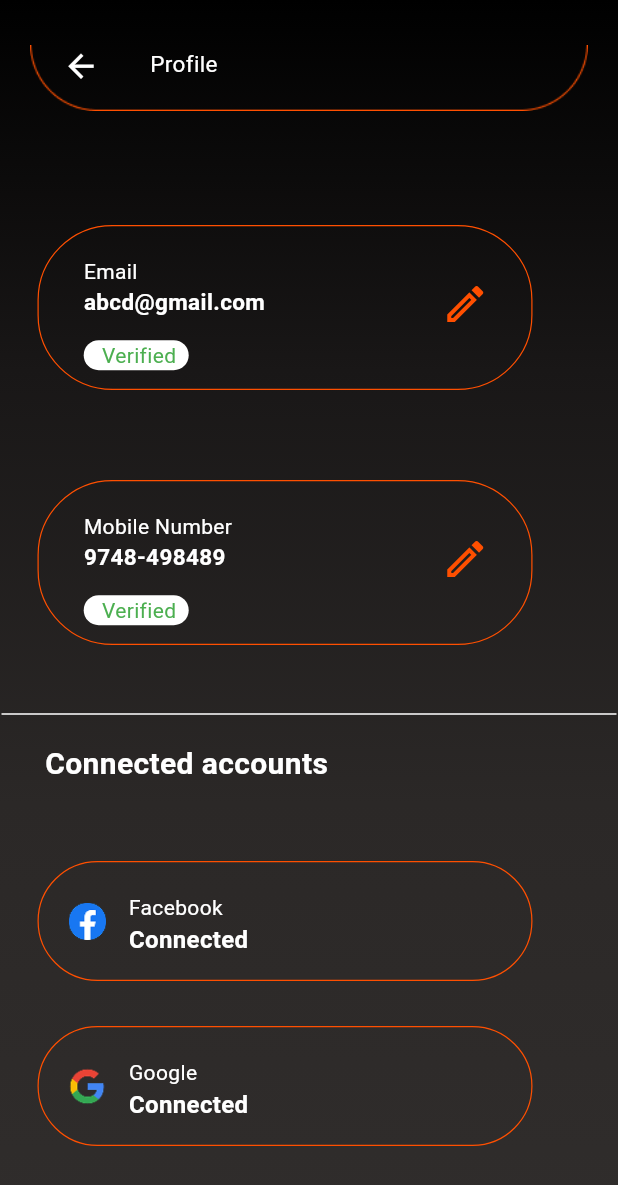
After one commit to AbdullahUsman07/Flutter-Internship, a Flutter app: the ProfilePage screen opened directly, on a phone screen of 412 x 824 dp. The commit adds this screen. Shown: the top 1185 px of the screen. Run offline on Flutter 3.47's test engine with Material 3 defaults, Android fonts, the phone set to English and light mode, and no system bars; our stand-ins replace google_fonts.

Commit message:
feat: Profile page added (user can navigate to its profile from the drawer view profile option)

```diff
--- a/day_3/lib/main.dart
+++ b/day_3/lib/main.dart
@@ -1,9 +1,4 @@
 
-
-
-
-
-import 'package:day_3/pages/home_page.dart';
 import 'package:day_3/pages/ladning_page.dart';
 import 'package:flutter/material.dart';
 
--- /dev/null
+++ b/day_3/lib/pages/profile_page.dart
@@ -0,0 +1,176 @@
+import 'package:day_3/widgets/theme_creator.dart';
+import 'package:flutter/material.dart';
+
+class ProfilePage extends StatelessWidget {
+  const ProfilePage({super.key});
+
+  @override
+  Widget build(BuildContext context) {
+    return Scaffold(
+      body: SingleChildScrollView(
+        child: SizedBox(
+          height: MediaQuery.of(context).size.height, // Give Stack a defined height
+          child: Stack(
+            children: [
+            themeCreator(context),
+            Positioned(
+              top: 30,
+              right: 20,
+              left: 20,
+              child: Image.asset(
+                'assets/vectors/rectangle.png',
+                fit: BoxFit.cover,
+              ),
+            ),
+            Positioned(
+              top: 20,
+              left: 30,
+              child: IconButton(
+                onPressed: () {
+                  Navigator.pop(context);
+                },
+                icon: Icon(Icons.arrow_back_sharp, color: Colors.white, size: 25),
+              ),
+            ),
+            Positioned(
+              top: 32,
+              left: 100,
+              child: Text(
+                'Profile',
+                style: TextStyle(fontSize: 15, color: Colors.white),
+              ),
+            ),
+            Positioned(
+              top: 150,
+              left: 25,
+              child: profileComponent('Email', 'abcd@gmail.com'),
+            ),
+            Positioned(
+              top: 320,
+              left: 25,
+              child: profileComponent('Mobile Number', '9748-498489')),
+              Positioned(
+                bottom: 340,
+                left: 1,
+                right: 1,
+                child: Divider(thickness: 1, color: Colors.white)),
+                Positioned(
+                  bottom: 300,
+                  left: 30,
+                  child: Text('Connected accounts', style: TextStyle(color: Colors.white, fontWeight: FontWeight.bold, fontSize: 20))),
+               Positioned(
+                bottom: 170,
+                left: 25,
+                child: profileComponent2('Facebook', 'Connected', 'assets/images/facebook_logo.png'),),
+               Positioned(
+                bottom: 60,
+                left: 25,
+                child: profileComponent2('Google', 'Connected', 'assets/images/google_logo.png'),),
+          ],
+        ), // Close Stack
+      ), // Close SizedBox
+      ), // Close SingleChildScrollView
+    ); // Close Scaffold
+  }
+
+  Container profileComponent(String name, String detail) {
+    return Container(
+            width: 330,
+            height: 110,
+            decoration: BoxDecoration(
+              color: Colors.transparent,
+              border: Border.all(
+                color: Color.fromRGBO(255, 79, 0, 1),
+                width: 0.8,
+              ),
+              borderRadius: BorderRadius.circular(50),
+            ),
+            child: Stack(
+              children: [
+                Positioned(
+                  top: 20,
+                  left:30,
+                  child: Column(
+                    mainAxisAlignment: MainAxisAlignment.start,
+                    crossAxisAlignment: CrossAxisAlignment.start,
+                    children: [
+                      Text(name, style: TextStyle(color: Colors.white,fontSize: 14)),
+                      Text(
+                        detail,
+                        style: TextStyle(
+                          color: Colors.white,
+                          fontWeight: FontWeight.bold,
+                          fontSize: 15,
+                        ),
+                      ),
+                      SizedBox(height: 15),
+                      Container(
+                        width: 70,
+                        height: 20,
+                        decoration: BoxDecoration(
+                          color: Colors.white,
+                          borderRadius: BorderRadius.circular(25),
+                        ),
+                        child: Center(
+                          child: Text(
+                            ' Verified',
+                            style: TextStyle(color: Colors.green),
+                          ),
+                        ),
+                      ),
+                    ],
+                  ),
+                ),
+                Positioned(
+                  top: 28,
+                  right: 20,
+                  child: IconButton(onPressed: (){}, icon: Icon(Icons.edit_outlined,color: Color.fromRGBO(255, 79, 0, 1), size: 32,)),),
+
+              ],
+            ),
+          );
+  }
+
+  Container profileComponent2(String name, String detail, String imageUrl) {
+    return Container(
+            width: 330,
+            height: 80,
+            decoration: BoxDecoration(
+              color: Colors.transparent,
+              border: Border.all(
+                color: Color.fromRGBO(255, 79, 0, 1),
+                width: 0.8,
+              ),
+              borderRadius: BorderRadius.circular(50),
+            ),
+            child: Stack(
+              children: [
+                Positioned(
+                  top: 20,
+                  left:60,
+                  child: Column(
+                    mainAxisAlignment: MainAxisAlignment.start,
+                    crossAxisAlignment: CrossAxisAlignment.start,
+                    children: [
+                      Text(name, style: TextStyle(color: Colors.white)),
+                      Text(
+                        detail,
+                        style: TextStyle(
+                          color: Colors.white,
+                          fontWeight: FontWeight.bold,
+                          fontSize: 16
+                        ),
+                      ),
+                    ],
+                  ),
+                ),
+               Positioned(
+                top:27,
+                left: 20,
+                child: SizedBox(height: 25,width: 25, child: Image.asset(imageUrl),),)
+              ],
+            ),
+          );
+  }
+
+}
--- a/day_3/lib/widgets/drawer_widget.dart
+++ b/day_3/lib/widgets/drawer_widget.dart
@@ -1,7 +1,8 @@
 
 
 
-  import 'package:day_3/widgets/icon_text._widget.dart';
+  import 'package:day_3/pages/profile_page.dart';
+import 'package:day_3/widgets/icon_text._widget.dart';
 import 'package:flutter/material.dart';
 
 Container customDrawer(BuildContext context) {
@@ -40,7 +41,11 @@ Container customDrawer(BuildContext context) {
                   crossAxisAlignment: CrossAxisAlignment.start,
                   children: [
                     const SizedBox(height: 40,),
-                    iconAndText('assets/vectors/prof.png', 'View Profile'),
+                    InkWell(
+                      onTap: (){
+                        Navigator.push(context, MaterialPageRoute(builder: (context) => ProfilePage()));
+                      },
+                      child: iconAndText('assets/vectors/prof.png', 'View Profile')),
                     const SizedBox(height: 40,),
                     iconAndText('assets/vectors/voucher.png', 'Vouchers'),
                     const SizedBox(height: 40,),
```
